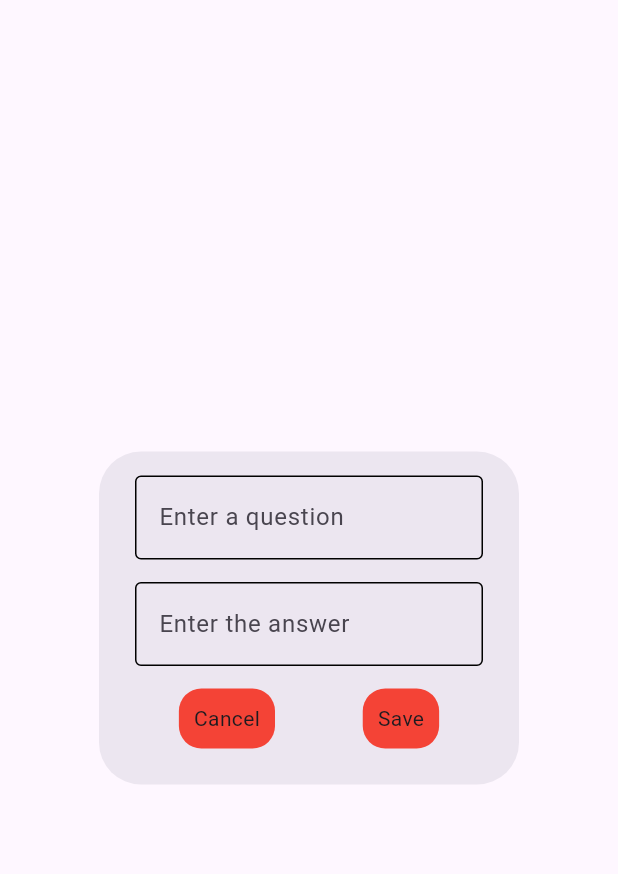
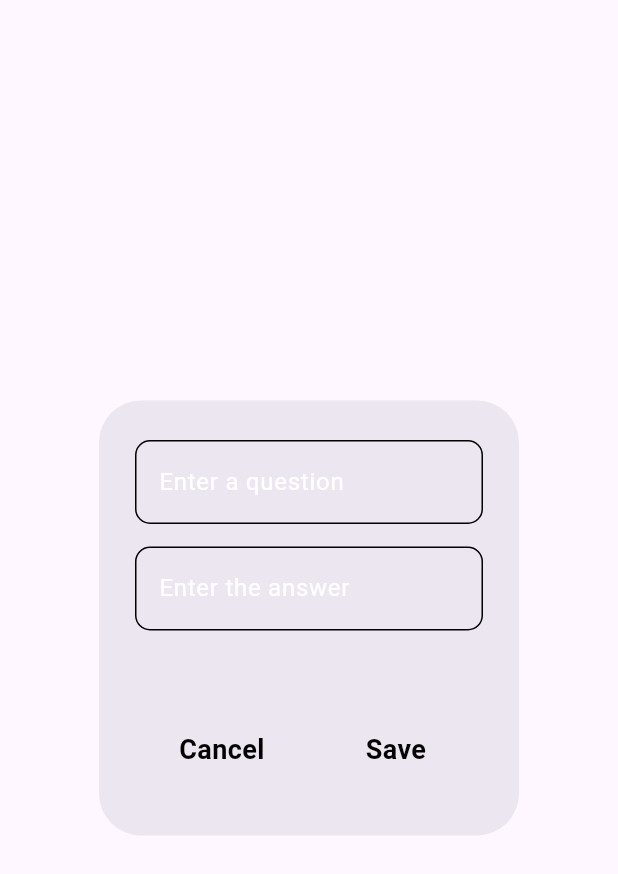
Before and after one commit to PrijeshBikramShahi/CODEALPHA_Flashcard_Quiz_App, a Flutter app: the DialogBox widget shown alone on an empty page, opened directly with empty values, on a phone screen of 412 x 824 dp. Shown: the top 874 px of the screen. Run offline on Flutter 3.47's test engine with Material 3 defaults, Android fonts, the phone set to English and light mode, and no system bars; our stand-ins replace flip_card, hive_flutter; missing offline and left inert: swipable_stack; accounts and stored records are empty.

Commit message:
dialog box improved

```diff
--- a/lib/homepage.dart
+++ b/lib/homepage.dart
@@ -71,6 +71,7 @@ class _HomePageState extends State<HomePage> {
   @override
   Widget build(BuildContext context) {
     return Scaffold(
+      appBar: AppBar(),
       backgroundColor: AppColors.backgroundColor,
       body: SwipableStack(
         controller: _controller,
--- a/lib/utils/dialog_box.dart
+++ b/lib/utils/dialog_box.dart
@@ -1,4 +1,5 @@
 import 'package:flutter/material.dart';
+import 'package:rapid_recall/utils/color_pallete.dart';
 import 'package:rapid_recall/utils/my_button.dart';
 
 // ignore: must_be_immutable
@@ -20,26 +21,60 @@ class DialogBox extends StatelessWidget {
   @override
   Widget build(BuildContext context) {
     return AlertDialog(
+      backgroundColor: AppColors.backgroundColor,
       content: SizedBox(
+        height: 250,
         child: Column(
-          mainAxisSize: MainAxisSize.min,
+          mainAxisAlignment: MainAxisAlignment.spaceAround,
+          mainAxisSize: MainAxisSize.max,
+          children: [
+            SizedBox(
+              child: Column(
                 children: [
                   TextField(
+                    expands: false,
                     controller: questionController,
                     decoration: InputDecoration(
-                enabledBorder: OutlineInputBorder(),
-                label: Text("Enter a question"),
+                      border: OutlineInputBorder(),
+                      enabledBorder: OutlineInputBorder(
+                        borderRadius: BorderRadius.circular(10),
                       ),
-              style: TextStyle(),
+                      label: Text(
+                        "Enter a question",
+                        style: TextStyle(
+                          overflow: TextOverflow.clip,
+                          color: Colors.white,
+                        ),
+                      ),
+                    ),
+                    style: TextStyle(
+                      color: Colors.white,
+                    ),
                   ),
                   const SizedBox(
                     height: 15,
                   ),
                   TextField(
+
                     controller: answerController,
                     decoration: InputDecoration(
-                enabledBorder: OutlineInputBorder(),
-                label: Text("Enter the answer"),
+                      border: OutlineInputBorder(),
+                      enabledBorder: OutlineInputBorder(
+                        borderRadius: BorderRadius.circular(10),
+                      ),
+                      label: Text(
+                        "Enter the answer",
+                        style: TextStyle(
+                          color: Colors.white,
+                        ),
+                      ),
+                    ),
+
+                    style: TextStyle(
+                      color: Colors.white
+                    ),
+                  ),
+                ],
               ),
             ),
             const SizedBox(
@@ -50,11 +85,27 @@ class DialogBox extends StatelessWidget {
               children: [
                 MyButton(
                   onTap: onCancel,
-                  text: const Text("Cancel"),
+                  text: const Text(
+                    "Cancel",
+                    textAlign: TextAlign.center,
+                    style: TextStyle(
+                      fontSize: 18,
+                      fontWeight: FontWeight.bold,
+                      color: Colors.black,
+                    ),
+                  ),
                 ),
                 MyButton(
                   onTap: onSave,
-                  text: const Text("Save"),
+                  text: const Text(
+                    "Save",
+                    textAlign: TextAlign.center,
+                    style: TextStyle(
+                      fontSize: 18,
+                      fontWeight: FontWeight.bold,
+                      color: Colors.black,
+                    ),
+                  ),
                 )
               ],
             ),
--- a/lib/utils/flashcard.dart
+++ b/lib/utils/flashcard.dart
@@ -14,8 +14,10 @@ class FlashCard extends StatelessWidget {
   final Color backColor;
   @override
   Widget build(BuildContext context) {
-    return Center(
-      child: FlipCard(
+    return Padding(
+      padding: const EdgeInsets.only(left: 30,top: 80),
+      child: Column(
+        children: [FlipCard(
           front: Container(
             alignment: Alignment.center,
             decoration: BoxDecoration(
@@ -67,6 +69,7 @@ class FlashCard extends StatelessWidget {
               ),
             ),
           ),
+        ),]
       ),
     );
   }
--- a/lib/utils/my_button.dart
+++ b/lib/utils/my_button.dart
@@ -1,12 +1,9 @@
 import 'package:flutter/material.dart';
+import 'package:rapid_recall/utils/color_pallete.dart';
 
 // ignore: must_be_immutable
 class MyButton extends StatelessWidget {
-  MyButton({
-    super.key,
-    required this.text,
-    required this.onTap
-  });
+  MyButton({super.key, required this.text, required this.onTap});
 
   final Text text;
   VoidCallback onTap;
@@ -16,9 +13,10 @@ class MyButton extends StatelessWidget {
     return InkWell(
       onTap: onTap,
       child: Container(
+        width: 90,
         decoration: BoxDecoration(
-          borderRadius: BorderRadius.circular(15),
-          color: Colors.red,
+          borderRadius: BorderRadius.circular(10),
+          color: AppColors.foregroundColor,
         ),
         padding: const EdgeInsets.all(10),
         child: text,
```
Lines whose indentation alone changed are shown as unchanged.
